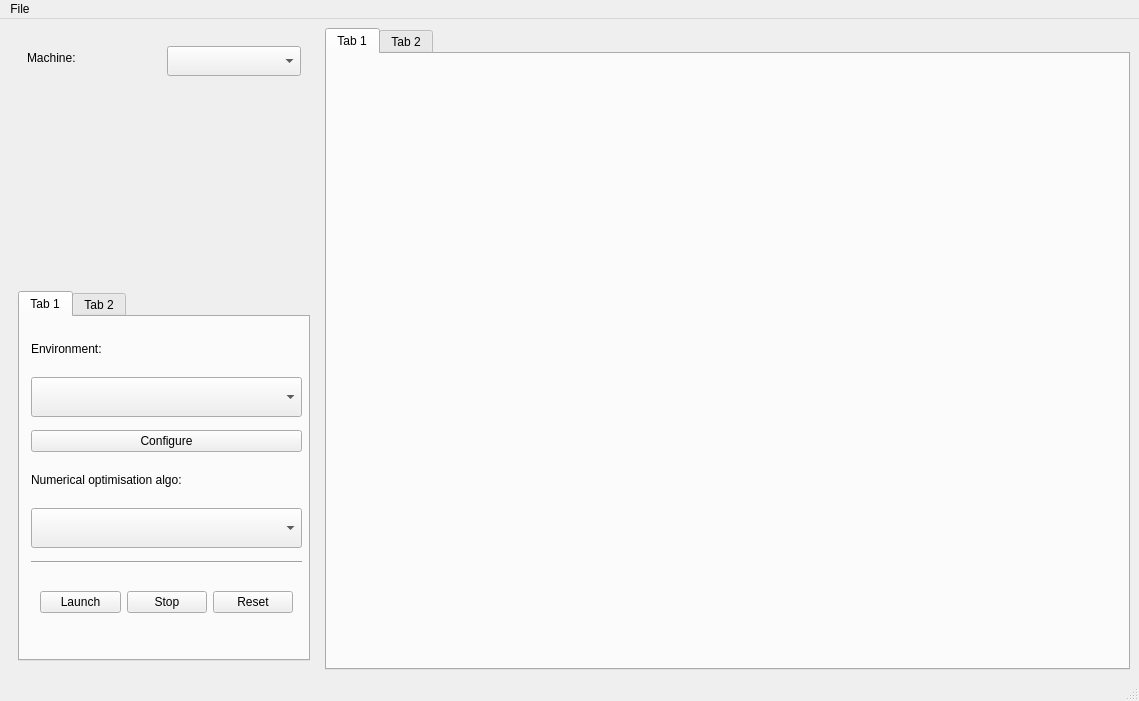
First picture: the form in acc_app_optimisation/gui/main_window.ui, repository geoff-project/geoff-app, before the edit.
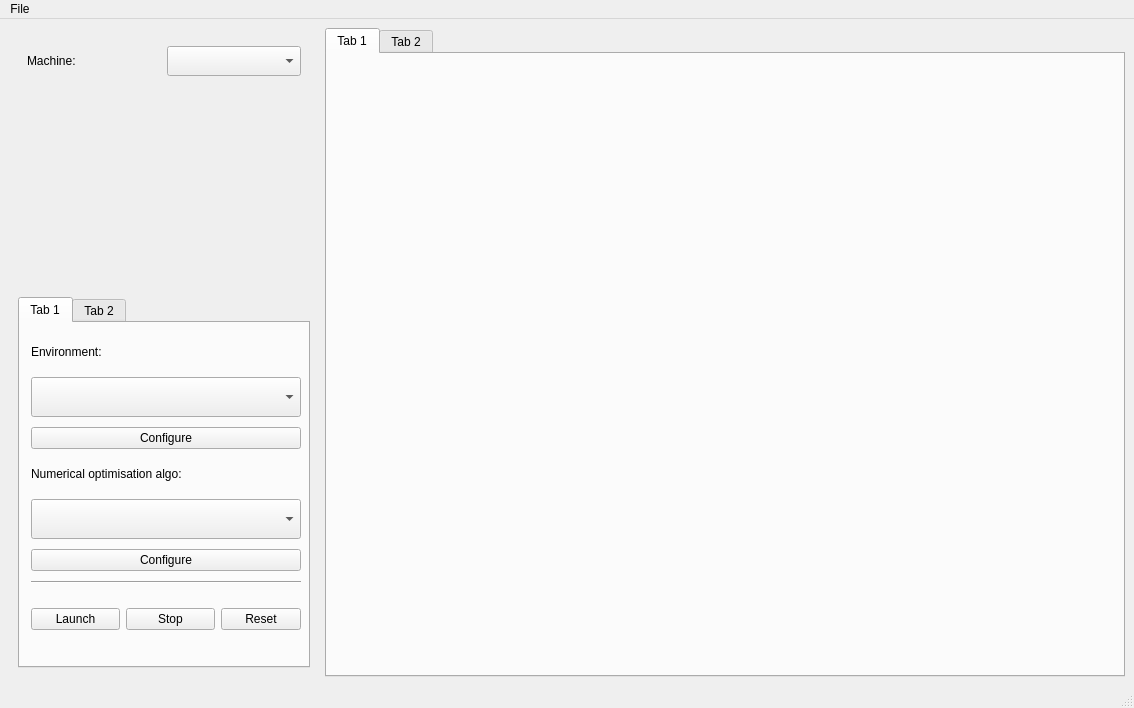
Second picture: the form after the edit.

Commit message: Add configure button for optimizers.

What changed in the file:
```diff
--- a/acc_app_optimisation/gui/main_window.ui
+++ b/acc_app_optimisation/gui/main_window.ui
@@ -6,8 +6,8 @@
    <rect>
     <x>0</x>
     <y>0</y>
-    <width>1139</width>
-    <height>701</height>
+    <width>1134</width>
+    <height>708</height>
    </rect>
   </property>
   <property name="windowTitle">
@@ -101,8 +101,8 @@
             <rect>
              <x>11</x>
              <y>10</y>
-             <width>271</width>
-             <height>314</height>
+             <width>270</width>
+             <height>321</height>
             </rect>
            </property>
            <layout class="QVBoxLayout" name="verticalLayout_3">
@@ -159,6 +159,13 @@
               </property>
              </widget>
             </item>
+            <item>
+             <widget class="QPushButton" name="configOptButton">
+              <property name="text">
+               <string>Configure</string>
+              </property>
+             </widget>
+            </item>
             <item>
              <widget class="Line" name="line">
               <property name="orientation">
@@ -180,8 +187,20 @@
                 <height>50</height>
                </size>
               </property>
-              <layout class="QGridLayout" name="gridLayout">
-               <item row="0" column="0">
+              <layout class="QHBoxLayout" name="horizontalLayout_3">
+               <property name="leftMargin">
+                <number>0</number>
+               </property>
+               <property name="topMargin">
+                <number>0</number>
+               </property>
+               <property name="rightMargin">
+                <number>0</number>
+               </property>
+               <property name="bottomMargin">
+                <number>0</number>
+               </property>
+               <item>
                 <widget class="QPushButton" name="launchButton">
                  <property name="sizePolicy">
                   <sizepolicy hsizetype="Expanding" vsizetype="Fixed">
@@ -206,7 +225,7 @@
                  </property>
                 </widget>
                </item>
-               <item row="0" column="1">
+               <item>
                 <widget class="QPushButton" name="stopButton">
                  <property name="sizePolicy">
                   <sizepolicy hsizetype="Expanding" vsizetype="Fixed">
@@ -231,7 +250,7 @@
                  </property>
                 </widget>
                </item>
-               <item row="0" column="2">
+               <item>
                 <widget class="QPushButton" name="resetButton">
                  <property name="text">
                   <string>Reset</string>
@@ -310,8 +329,8 @@
     <rect>
      <x>0</x>
      <y>0</y>
-     <width>1139</width>
-     <height>19</height>
+     <width>1134</width>
+     <height>20</height>
     </rect>
    </property>
    <widget class="QMenu" name="menuFile">
```
Left out of the diff: 2 changed lines with no effect on the pictures. The commit also changes 1 other file.
